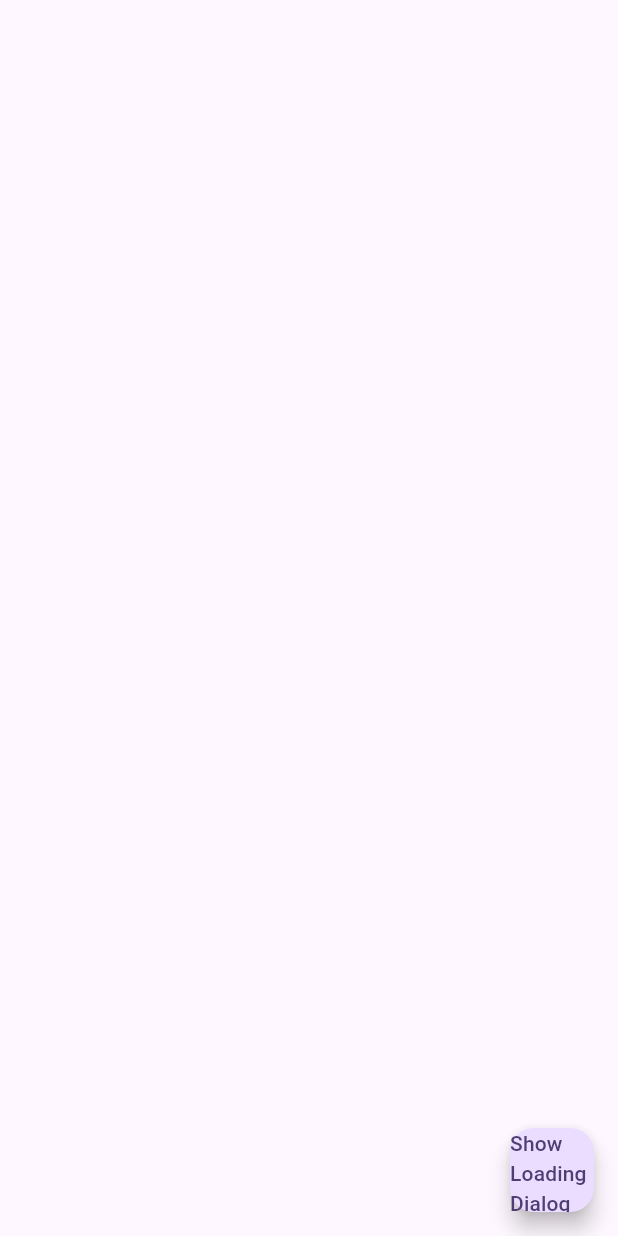
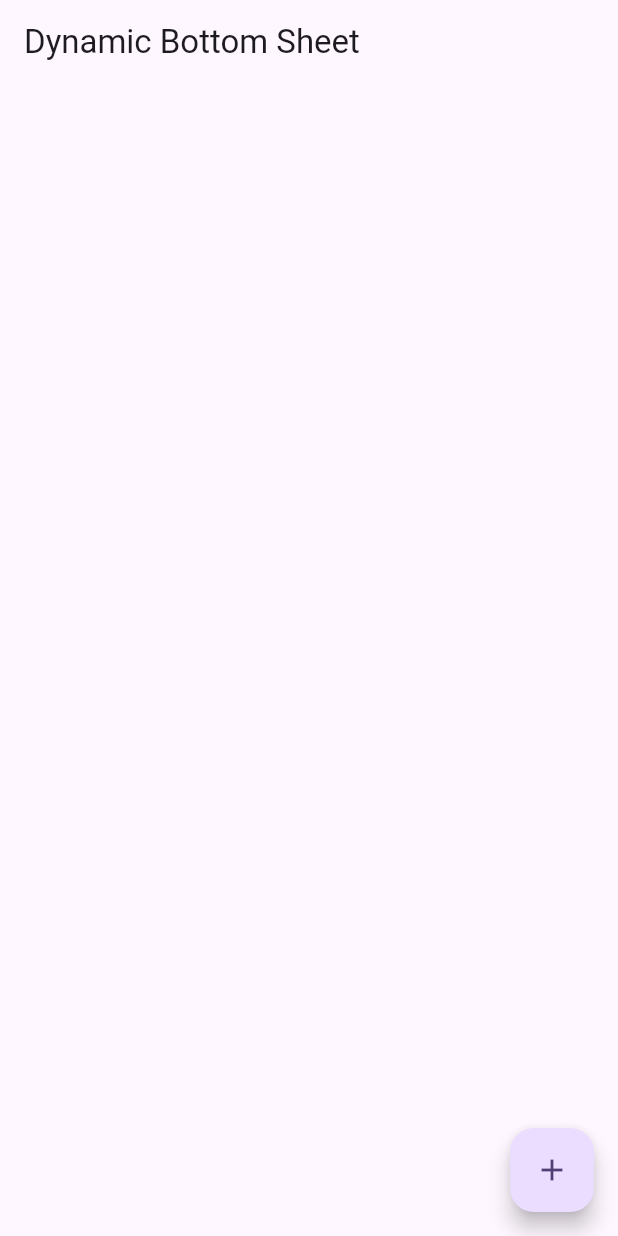
Before and after one commit to aarican1/flutter_use_case, a Flutter app: the screen it shows after launch, on a phone screen of 412 x 824 dp. Run offline on Flutter 3.47's test engine with Material 3 defaults, Android fonts, the phone set to English and light mode, and no system bars; our stand-ins replace equatable, flutter_svg, vector_graphics.

Commit message:
dynamic bottom sheet has been created

```diff
--- /dev/null
+++ b/lib/dynamic_bottom_sheet/custom_selection_view.dart
@@ -0,0 +1,43 @@
+import 'package:flutter/material.dart';
+import 'package:flutter_use_case_app/dynamic_bottom_sheet/model/custom_selection_model.dart';
+import 'package:flutter_use_case_app/dynamic_bottom_sheet/model/product_model_factory.dart';
+import 'package:flutter_use_case_app/dynamic_bottom_sheet/widgets/custom_selection_bottom_sheet.dart';
+
+class CustomSelectionView extends StatefulWidget {
+  const CustomSelectionView({super.key});
+
+  @override
+  State<CustomSelectionView> createState() => _CustomSelectionViewState();
+}
+
+class _CustomSelectionViewState extends State<CustomSelectionView> {
+  final ValueNotifier<CustomSelectionModel?> selectionModelNotifier =
+      ValueNotifier(null);
+
+  @override
+  Widget build(BuildContext context) {
+    return Scaffold(
+      appBar: AppBar(
+        title: const Text("Dynamic Bottom Sheet"),
+      ),
+      floatingActionButton: FloatingActionButton(
+        onPressed: () async {
+          final response = await CustomSelectionBottomSheet.show(
+              context: context,
+              items: ProductModelFactory.shopItems().items,
+              selected: selectionModelNotifier.value);
+
+          selectionModelNotifier.value = response;
+        },
+        child: const Icon(Icons.add),
+      ),
+      body: ValueListenableBuilder<CustomSelectionModel?>(
+          valueListenable: selectionModelNotifier,
+          builder: (context, value, child) {
+            return Center(
+              child: Text(value?.name ?? ""),
+            );
+          }),
+    );
+  }
+}
--- /dev/null
+++ b/lib/dynamic_bottom_sheet/model/custom_selection_model.dart
@@ -0,0 +1,9 @@
+import 'package:equatable/equatable.dart';
+
+abstract class CustomSelectionModel extends Equatable {
+  String get id;
+  String get name;
+
+  @override
+  List<Object> get props => [id, name];
+}
--- /dev/null
+++ b/lib/dynamic_bottom_sheet/model/product_model.dart
@@ -0,0 +1,14 @@
+import 'package:flutter_use_case_app/dynamic_bottom_sheet/model/custom_selection_model.dart';
+
+final class ProductModel extends CustomSelectionModel {
+  ProductModel({required this.id, required this.price, required this.stokId});
+
+  @override
+  final String id;
+
+  final int price;
+  final String stokId;
+
+  @override
+  String get name => "Product $id";
+}
--- /dev/null
+++ b/lib/dynamic_bottom_sheet/model/product_model_factory.dart
@@ -0,0 +1,15 @@
+import 'package:flutter_use_case_app/dynamic_bottom_sheet/model/product_model.dart';
+
+final class ProductModelFactory {
+  ProductModelFactory._(this.items);
+
+  final List<ProductModel> items;
+
+  factory ProductModelFactory.shopItems() {
+    return ProductModelFactory._([
+      ProductModel(id: "2", price: 12, stokId: "qwe12"),
+      ProductModel(id: "3", price: 9, stokId: "qwe23"),
+      ProductModel(id: "4", price: 23, stokId: "qwe34"),
+    ]);
+  }
+}
--- a/lib/main.dart
+++ b/lib/main.dart
@@ -1,5 +1,5 @@
 import 'package:flutter/material.dart';
-import 'package:flutter_use_case_app/loading_dialog/loading_dialog_view.dart';
+import 'package:flutter_use_case_app/dynamic_bottom_sheet/custom_selection_view.dart';
 
 void main() {
   runApp(const MyApp());
@@ -16,6 +16,6 @@ class MyApp extends StatelessWidget {
           colorScheme: ColorScheme.fromSeed(seedColor: Colors.deepPurple),
           useMaterial3: true,
         ),
-        home: LoadingDialogView());
+        home: const CustomSelectionView());
   }
 }
--- a/pubspec.yaml
+++ b/pubspec.yaml
@@ -35,6 +35,7 @@ dependencies:
   # The following adds the Cupertino Icons font to your application.
   # Use with the CupertinoIcons class for iOS style icons.
   cupertino_icons: ^1.0.6
+  equatable: ^2.0.7
   codegen:
     path: module/codegen
 
```
Also changed, not shown: lib/dynamic_bottom_sheet/widgets/custom_selection_bottom_sheet.dart (added, +52 -0 lines), pubspec.lock.
